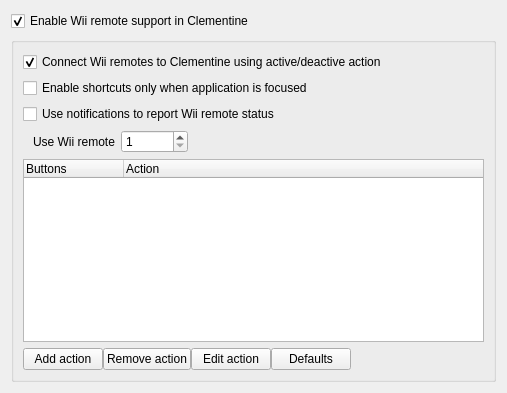
Above: src/ui/wiimotedevshortcutsconfig.ui from clementine-player/Clementine before the change. Below: the same form after it.
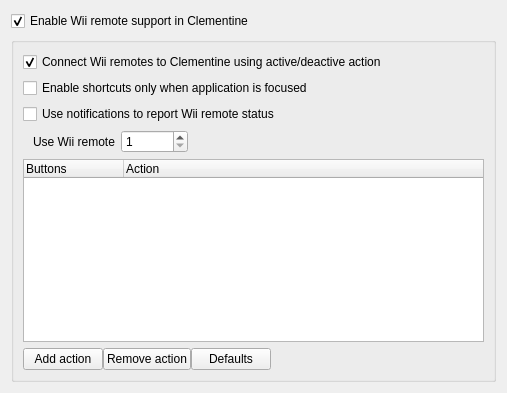
That is the form after the change. Icons and pictures are not drawn.

Commit message: Delete "edit action" button form WiimotedevShortcutsConfig

```diff
--- a/src/ui/wiimotedevshortcutsconfig.ui
+++ b/src/ui/wiimotedevshortcutsconfig.ui
@@ -163,17 +163,6 @@
           </property>
          </widget>
         </item>
-        <item>
-         <widget class="QPushButton" name="wiimotedev_edit_action">
-          <property name="text">
-           <string>Edit action</string>
-          </property>
-          <property name="icon">
-           <iconset resource="../../data/data.qrc">
-            <normaloff>:/icons/22x22/configure.png</normaloff>:/icons/22x22/configure.png</iconset>
-          </property>
-         </widget>
-        </item>
         <item>
          <widget class="QPushButton" name="wiimotedev_reload">
           <property name="text">
```
The commit also changes 3 other files.
